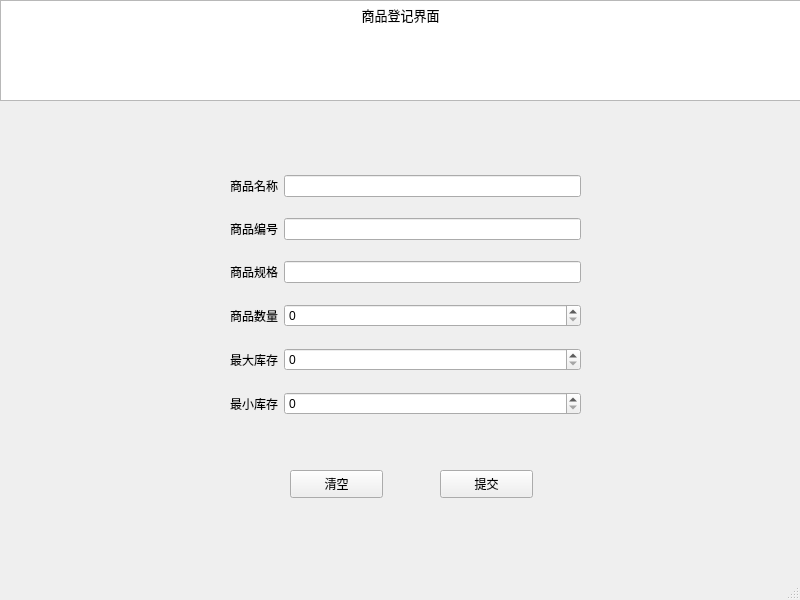
Old version of the form QtUI/UI/WareRegisterWindow.ui in the repository A-Kaga/SuperMarket.
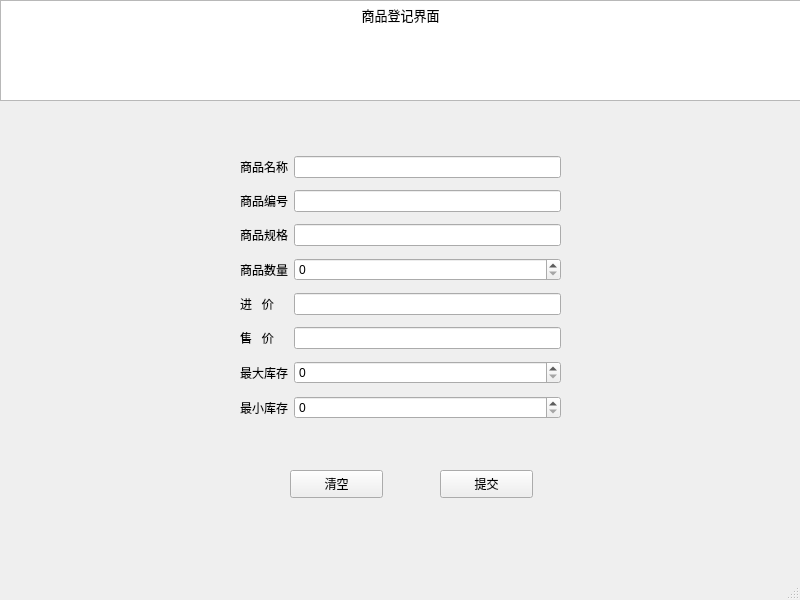
New version of the form.

Commit message: 完善了商品注册界面，待完成数据库录入操作

```diff
--- a/QtUI/UI/WareRegisterWindow.ui
+++ b/QtUI/UI/WareRegisterWindow.ui
@@ -60,13 +60,22 @@
    <widget class="QWidget" name="">
     <property name="geometry">
      <rect>
-      <x>230</x>
-      <y>160</y>
-      <width>351</width>
-      <height>271</height>
+      <x>240</x>
+      <y>150</y>
+      <width>321</width>
+      <height>281</height>
      </rect>
     </property>
     <layout class="QGridLayout" name="gridLayout">
+     <item row="1" column="1">
+      <widget class="QLineEdit" name="ID_LineEdit"/>
+     </item>
+     <item row="2" column="1">
+      <widget class="QLineEdit" name="Format_LineEdit"/>
+     </item>
+     <item row="5" column="1">
+      <widget class="QLineEdit" name="SellPrice_LineEdit"/>
+     </item>
      <item row="0" column="0">
       <widget class="QLabel" name="Name_Label">
        <property name="text">
@@ -74,8 +83,19 @@
        </property>
       </widget>
      </item>
-     <item row="0" column="1">
-      <widget class="QLineEdit" name="Name_LineEdit"/>
+     <item row="4" column="0">
+      <widget class="QLabel" name="PurchPrice_Label">
+       <property name="text">
+        <string>进   价</string>
+       </property>
+      </widget>
+     </item>
+     <item row="6" column="0">
+      <widget class="QLabel" name="MaxStock_Label">
+       <property name="text">
+        <string>最大库存</string>
+       </property>
+      </widget>
      </item>
      <item row="1" column="0">
       <widget class="QLabel" name="ID_Label">
@@ -84,49 +104,49 @@
        </property>
       </widget>
      </item>
-     <item row="1" column="1">
-      <widget class="QLineEdit" name="ID_LineEdit"/>
-     </item>
-     <item row="2" column="0">
-      <widget class="QLabel" name="Format_Label">
-       <property name="text">
-        <string>商品规格</string>
-       </property>
-      </widget>
-     </item>
-     <item row="2" column="1">
-      <widget class="QLineEdit" name="Format_LineEdit"/>
-     </item>
-     <item row="3" column="0">
-      <widget class="QLabel" name="Quantity_Label">
-       <property name="text">
-        <string>商品数量</string>
-       </property>
-      </widget>
-     </item>
      <item row="3" column="1">
       <widget class="QSpinBox" name="Quantity_SpinBox"/>
      </item>
-     <item row="4" column="0">
-      <widget class="QLabel" name="MaxStock_Label">
-       <property name="text">
-        <string>最大库存</string>
-       </property>
-      </widget>
-     </item>
      <item row="4" column="1">
-      <widget class="QSpinBox" name="MaxStock_SpinBox"/>
+      <widget class="QLineEdit" name="PurchasePrice_LineEdit"/>
      </item>
      <item row="5" column="0">
+      <widget class="QLabel" name="SellPrice_Label">
+       <property name="text">
+        <string>售   价</string>
+       </property>
+      </widget>
+     </item>
+     <item row="6" column="1">
+      <widget class="QSpinBox" name="MaxStock_SpinBox"/>
+     </item>
+     <item row="7" column="0">
       <widget class="QLabel" name="MinStock_Label">
        <property name="text">
         <string>最小库存</string>
        </property>
       </widget>
      </item>
-     <item row="5" column="1">
+     <item row="7" column="1">
       <widget class="QSpinBox" name="MinStock_SpinBox"/>
      </item>
+     <item row="2" column="0">
+      <widget class="QLabel" name="Format_Label">
+       <property name="text">
+        <string>商品规格</string>
+       </property>
+      </widget>
+     </item>
+     <item row="3" column="0">
+      <widget class="QLabel" name="Quantity_Label">
+       <property name="text">
+        <string>商品数量</string>
+       </property>
+      </widget>
+     </item>
+     <item row="0" column="1">
+      <widget class="QLineEdit" name="Name_LineEdit"/>
+     </item>
     </layout>
    </widget>
   </widget>
```
The commit also changes 3 other files.
